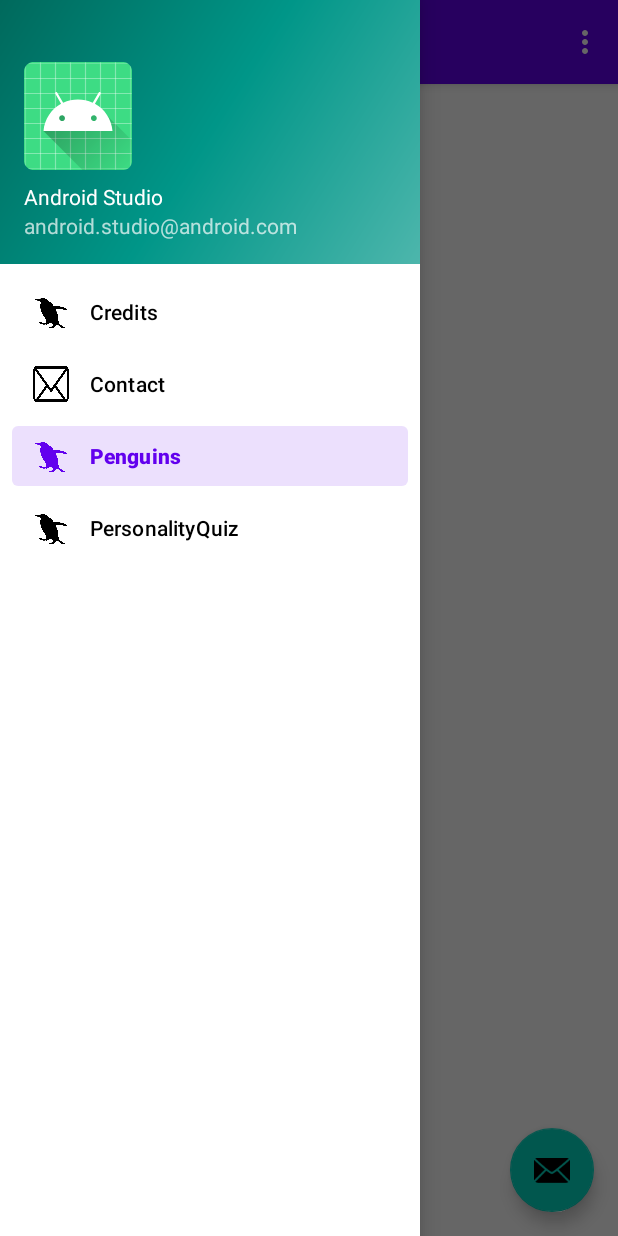
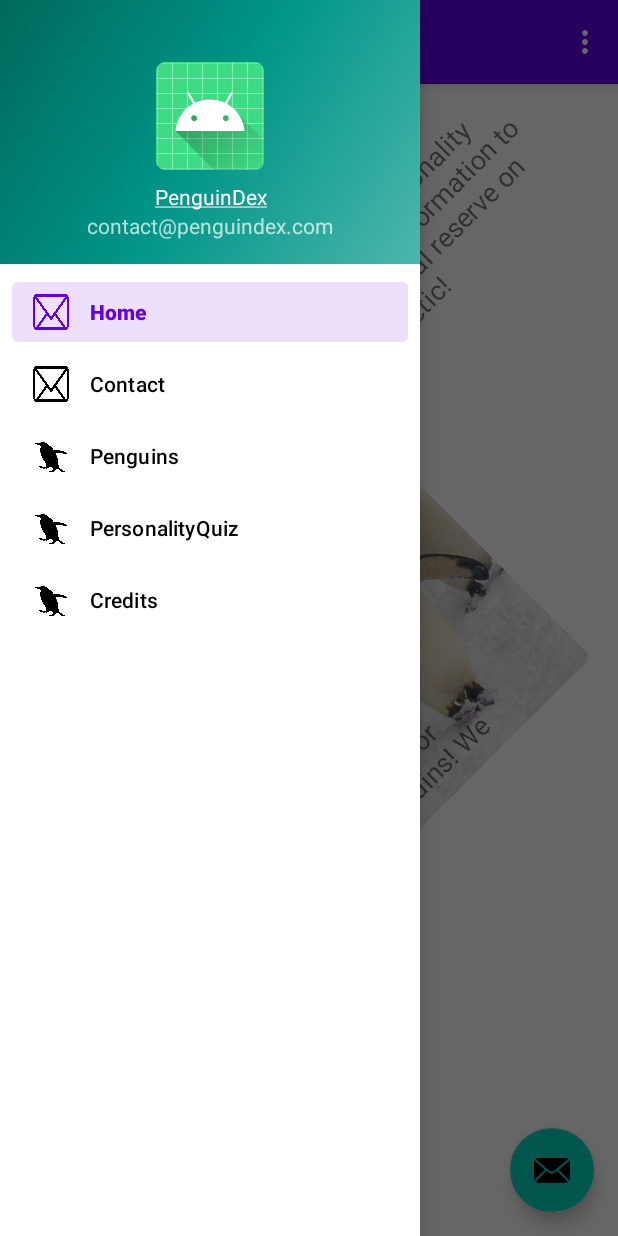
Before and after one commit to vvirtuee/PenguinDex, an Android app: the screen it shows after launch (MainActivity), with the side drawer open, on a phone screen of 412 x 824 dp. Run offline under Robolectric (Android 15) with nearby library versions, the phone set to English and light mode, and no system bars; our stand-ins replace navigation-ui.

Commit message:
#13 externalized all dimensions

```diff
--- /dev/null
+++ b/app/src/main/java/com/example/penguindexapp/Fragments/IntroFragment.java
@@ -0,0 +1,66 @@
+package com.example.penguindexapp.Fragments;
+
+import android.os.Bundle;
+
+import androidx.fragment.app.Fragment;
+
+import android.view.LayoutInflater;
+import android.view.View;
+import android.view.ViewGroup;
+
+import com.example.penguindexapp.R;
+
+/**
+ * A simple {@link Fragment} subclass.
+ * Use the {@link IntroFragment#newInstance} factory method to
+ * create an instance of this fragment.
+ */
+public class IntroFragment extends Fragment {
+
+    // TODO: Rename parameter arguments, choose names that match
+    // the fragment initialization parameters, e.g. ARG_ITEM_NUMBER
+    private static final String ARG_PARAM1 = "param1";
+    private static final String ARG_PARAM2 = "param2";
+
+    // TODO: Rename and change types of parameters
+    private String mParam1;
+    private String mParam2;
+
+    public IntroFragment() {
+        // Required empty public constructor
+    }
+
+    /**
+     * Use this factory method to create a new instance of
+     * this fragment using the provided parameters.
+     *
+     * @param param1 Parameter 1.
+     * @param param2 Parameter 2.
+     * @return A new instance of fragment IntroFragment.
+     */
+    // TODO: Rename and change types and number of parameters
+    public static IntroFragment newInstance(String param1, String param2) {
+        IntroFragment fragment = new IntroFragment();
+        Bundle args = new Bundle();
+        args.putString(ARG_PARAM1, param1);
+        args.putString(ARG_PARAM2, param2);
+        fragment.setArguments(args);
+        return fragment;
+    }
+
+    @Override
+    public void onCreate(Bundle savedInstanceState) {
+        super.onCreate(savedInstanceState);
+        if (getArguments() != null) {
+            mParam1 = getArguments().getString(ARG_PARAM1);
+            mParam2 = getArguments().getString(ARG_PARAM2);
+        }
+    }
+
+    @Override
+    public View onCreateView(LayoutInflater inflater, ViewGroup container,
+                             Bundle savedInstanceState) {
+        // Inflate the layout for this fragment
+        return inflater.inflate(R.layout.fragment_intro, container, false);
+    }
+}
--- a/app/src/main/java/com/example/penguindexapp/ListView/DataTypeFragment.java
+++ b/app/src/main/java/com/example/penguindexapp/ListView/DataTypeFragment.java
@@ -73,12 +73,14 @@ public class DataTypeFragment extends Fragment {
         ListView listView = view.findViewById(R.id.dataTypeListView);
         ArrayList<DataType> dataTypes = new ArrayList<>();
 
+        dataTypes.add(new DataType("Penguin Icon", "iconfinder.com, personal use", R.drawable.penguin));
         dataTypes.add(new DataType("Message Icon", "freeiconspng.com, personal use", R.drawable.message));
         dataTypes.add(new DataType("Website Icon", "freeiconspng.com, personal use", R.drawable.website));
         dataTypes.add(new DataType("Phone Icon", "iconfinder.com, personal use", R.drawable.phone));
         dataTypes.add(new DataType("Contacts Icon", "iconfinder.com, personal use", R.drawable.contacts));
         dataTypes.add(new DataType("Maps Icon", "freeiconspng.com, personal use", R.drawable.maps));
         dataTypes.add(new DataType("Instagram Icon", "freeiconspng.com, personal use", R.drawable.instagram));
+        dataTypes.add(new DataType("Penguins Picture", "flickr.com, Attribution-ShareAlike 2.0 Generic, rubycantfail", R.drawable.penguins));
         dataTypes.add(new DataType("Adelie Picture", "flickr.com, Attribution-ShareAlike 2.0 Generic, Liam Qinn", R.drawable.adelie));
         dataTypes.add(new DataType("African Picture", "flickr.com, All Rights Reserved, Derek Keats", R.drawable.african));
         dataTypes.add(new DataType("Chinstrap Picture", "flickr.com, All Rights Reserved, David Brown", R.drawable.chinstrap));
--- a/app/src/main/java/com/example/penguindexapp/MainActivity.java
+++ b/app/src/main/java/com/example/penguindexapp/MainActivity.java
@@ -41,10 +41,11 @@ public class MainActivity extends AppCompatActivity {
         // Passing each menu ID as a set of Ids because each
         // menu should be considered as top level destinations.
         mAppBarConfiguration = new AppBarConfiguration.Builder(
-                R.id.nav_credits,
+                R.id.nav_home,
+                R.id.nav_contact,
                 R.id.nav_vphost,
                 R.id.nav_questions,
-                R.id.nav_contact)
+                R.id.nav_credits)
                 .setOpenableLayout(drawer)
                 .build();
         NavController navController = Navigation.findNavController(this, R.id.nav_host_fragment_content_main);
--- a/app/src/main/res/anim/rotation.xml
+++ b/app/src/main/res/anim/rotation.xml
@@ -1,10 +1,10 @@
 <?xml version="1.0" encoding="utf-8"?>
 <set xmlns:android="http://schemas.android.com/apk/res/android">
-    <rotate android:fromDegrees="0"
-        android:toDegrees="360"
+    <rotate android:fromDegrees="-45"
+        android:toDegrees="0"
         android:pivotX="50%"
         android:pivotY="50%"
-        android:duration="1000"
+        android:duration="500"
         android:repeatMode="restart"
         android:interpolator="@android:anim/cycle_interpolator"/>
 
--- a/app/src/main/res/layout/fragment_fact.xml
+++ b/app/src/main/res/layout/fragment_fact.xml
@@ -5,6 +5,7 @@
     android:layout_width="match_parent"
     android:layout_height="match_parent"
     android:orientation="vertical"
+    android:padding="@dimen/extraPadding"
     tools:context=".ViewPager.FactFragment">
 
 
@@ -20,7 +21,7 @@
         android:layout_width="match_parent"
         android:layout_height="wrap_content"
         android:orientation="horizontal"
-        android:padding="5dp">
+        android:padding="@dimen/basicPadding">
 
         <TextView
             android:layout_width="match_parent"
@@ -40,7 +41,7 @@
         android:layout_width="match_parent"
         android:layout_height="wrap_content"
         android:orientation="horizontal"
-        android:padding="5dp">
+        android:padding="@dimen/basicPadding">
 
         <TextView
             android:id="@+id/textView5"
@@ -62,7 +63,7 @@
         android:layout_width="match_parent"
         android:layout_height="wrap_content"
         android:gravity="center|top"
-        android:paddingTop="50dp"
+        android:paddingTop="@dimen/separationParagraph"
         android:text="Description"
         android:textSize="12sp" />
 
--- a/app/src/main/res/layout/item_view.xml
+++ b/app/src/main/res/layout/item_view.xml
@@ -9,5 +9,6 @@
         android:id="@+id/creditsDescription"
         android:layout_width="wrap_content"
         android:layout_height="wrap_content"
-        android:text="TextView" />
+        android:text="TextView"
+        android:textSize="@dimen/lessImportant" />
 </androidx.constraintlayout.widget.ConstraintLayout>
--- a/app/src/main/res/layout/nav_header_main.xml
+++ b/app/src/main/res/layout/nav_header_main.xml
@@ -16,6 +16,7 @@
         android:id="@+id/imageView"
         android:layout_width="wrap_content"
         android:layout_height="wrap_content"
+        android:layout_gravity="center"
         android:contentDescription="@string/nav_header_desc"
         android:paddingTop="@dimen/nav_header_vertical_spacing"
         app:srcCompat="@mipmap/ic_launcher_round" />
@@ -23,13 +24,15 @@
     <TextView
         android:layout_width="match_parent"
         android:layout_height="wrap_content"
+        android:gravity="center"
         android:paddingTop="@dimen/nav_header_vertical_spacing"
-        android:text="@string/nav_header_title"
+        android:text="@string/introText"
         android:textAppearance="@style/TextAppearance.AppCompat.Body1" />
 
     <TextView
         android:id="@+id/textView"
         android:layout_width="wrap_content"
         android:layout_height="wrap_content"
-        android:text="@string/nav_header_subtitle" />
+        android:layout_gravity="center"
+        android:text="@string/email" />
 </LinearLayout>
--- a/app/src/main/res/layout/recycle_row.xml
+++ b/app/src/main/res/layout/recycle_row.xml
@@ -14,7 +14,7 @@
         android:layout_marginStart="10dp"
         android:text="QuestionText"
         android:textAlignment="textStart"
-        android:textSize="24sp" />
+        android:textSize="@dimen/questions" />
 
     <RadioGroup
         android:layout_width="match_parent"
--- a/app/src/main/res/menu/activity_main_drawer.xml
+++ b/app/src/main/res/menu/activity_main_drawer.xml
@@ -5,20 +5,24 @@
 
     <group android:checkableBehavior="single">
         <item
-            android:id="@+id/nav_credits"
-            android:icon="@drawable/penguins"
-            android:title="Credits" />
+            android:id="@+id/nav_home"
+            android:icon="@drawable/contact"
+            android:title="Home" />
         <item
             android:id="@+id/nav_contact"
             android:icon="@drawable/contact"
             android:title="Contact" />
         <item
             android:id="@+id/nav_vphost"
-            android:icon="@drawable/penguins"
+            android:icon="@drawable/penguin"
             android:title="Penguins" />
         <item
             android:id="@+id/nav_questions"
-            android:icon="@drawable/penguins"
+            android:icon="@drawable/penguin"
             android:title="PersonalityQuiz" />
+        <item
+            android:id="@+id/nav_credits"
+            android:icon="@drawable/penguin"
+            android:title="Credits" />
     </group>
 </menu>
--- a/app/src/main/res/values/strings.xml
+++ b/app/src/main/res/values/strings.xml
@@ -1,4 +1,15 @@
 <resources>
+    <string name="introText"><u>PenguinDex</u></string>
+    <string name="introParagraph1">     Hello! This app is dedicated to penguin enthusiasts who enjoy the flightless bird! PenguinDex Co.
+        provides you with fun information about penguins, a personality quiz of penguins, and booking information
+        to visit the penguins at our special reserve on Penguin Island in the Antarctic!
+    </string>
+    <string name="introParagraph2">     Please feel free to visit our extra tabs for information and fun related to penguins! We hope to see you soon!
+    </string>
+
+    <string name="email">contact@penguindex.com</string>
+
+
     <string name="app_name">PenguinDexApp</string>
     <string name="navigation_drawer_open">Open navigation drawer</string>
     <string name="navigation_drawer_close">Close navigation drawer</string>
```
Also changed, not shown: app/src/main/res/layout/fragment_calculate_answers.xml (+17 -10 lines), app/src/main/res/layout/fragment_contact.xml (+27 -20 lines), app/src/main/res/layout/fragment_data_type.xml (+6 -3 lines), app/src/main/res/layout/fragment_intro.xml (added, +44 -0 lines), app/src/main/res/navigation/mobile_navigation.xml (+6 -1 lines), app/src/main/res/values/dimens.xml (+14 -0 lines), app/src/main/res/drawable/penguin.png (renamed from app/src/main/res/drawable-v24/penguins.png), app/src/main/res/drawable/penguins.jpg (added).
